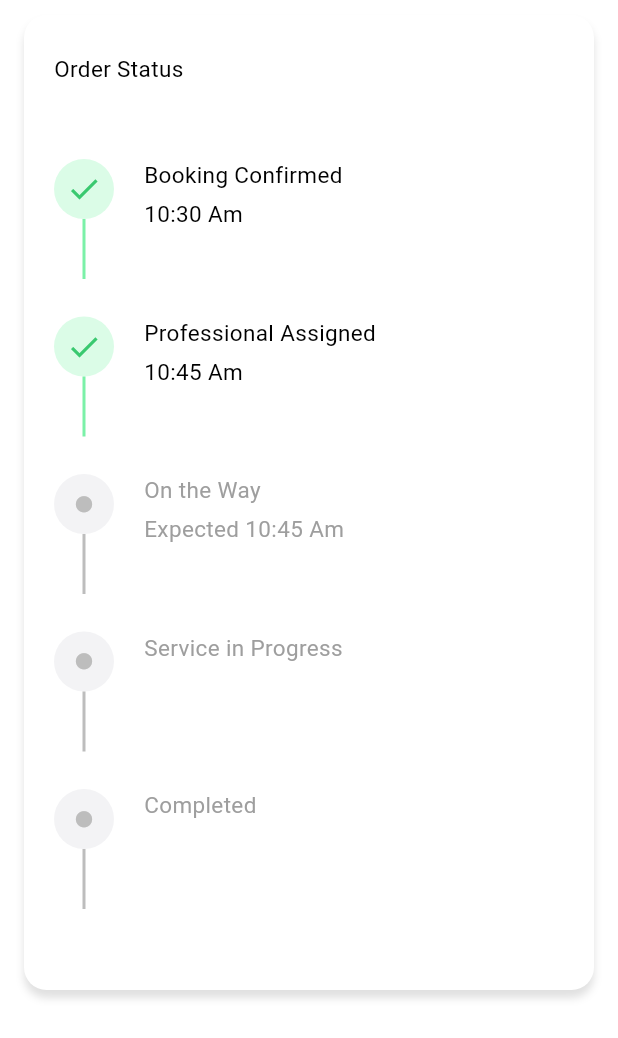
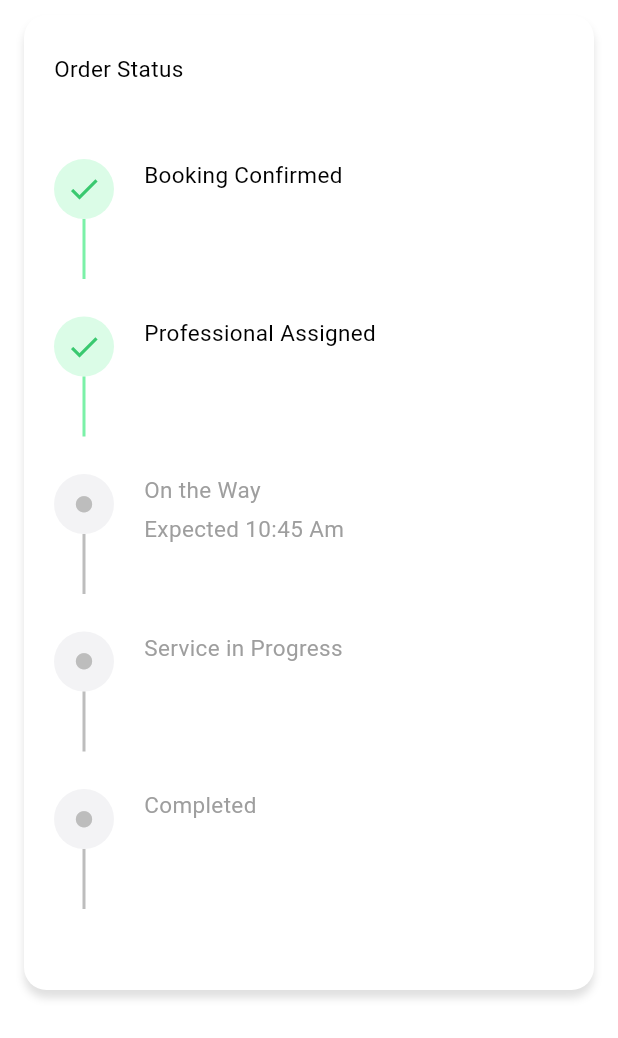
Before and after one commit to MohammedMatter/serveHome, a Flutter app: the OrderStatusWidget widget shown alone on an empty page, opened directly, on a phone screen of 412 x 824 dp. Shown: the top 1038 px of the screen. Run offline on Flutter 3.47's test engine with Material 3 defaults, Android fonts, the phone set to English and light mode, and no system bars; drawn by our look-alikes of overlay_support; our stand-ins replace cloud_firestore, dartz, dotted_border, firebase_auth, firebase_core, firebase_messaging and 7 more; missing offline and left inert: geolocator_platform_interface; accounts and stored records are empty.

Commit message:
initial commit

```diff
--- a/lib/features/booking/presentation/widgets/order_status_widget.dart
+++ b/lib/features/booking/presentation/widgets/order_status_widget.dart
@@ -1,7 +1,9 @@
 
 import 'package:flutter/material.dart';
+import 'package:provider/provider.dart';
 import 'package:serve_home/core/colors/app_color.dart';
 import 'package:serve_home/core/styles/app_style.dart';
+import 'package:serve_home/features/booking/presentation/view_models/booking_view_model.dart';
 
 class OrderStatusWidget extends StatelessWidget {
   const OrderStatusWidget({
@@ -10,7 +12,8 @@ class OrderStatusWidget extends StatelessWidget {
 
   @override
   Widget build(BuildContext context) {
-    return Padding(
+    return Consumer<BookingViewModel>(
+      builder: (context, provBooking, child) =>  Padding(
         padding: const EdgeInsets.symmetric(
           horizontal: 16,
           vertical: 10,
@@ -74,7 +77,7 @@ class OrderStatusWidget extends StatelessWidget {
                           style: AppStyle.body15,
                         ),
                         SizedBox(height: 5),
-                      Text('10:30 Am', style: AppStyle.body15),
+                        Text(provBooking.selectedTime, style: AppStyle.body15),
                       ],
                     ),
                   ],
@@ -116,7 +119,7 @@ class OrderStatusWidget extends StatelessWidget {
                           style: AppStyle.body15,
                         ),
                         SizedBox(height: 5),
-                      Text('10:45 Am', style: AppStyle.body15),
+                        Text(provBooking.selectedTime, style: AppStyle.body15),
                       ],
                     ),
                   ],
@@ -243,6 +246,7 @@ class OrderStatusWidget extends StatelessWidget {
             ),
           ),
         ),
+      ),
     );
   }
 }
```
Also changed, not shown: lib/features/booking/presentation/widgets/service_details_widget.dart (+16 -10 lines). Lines whose indentation alone changed are shown as unchanged.
